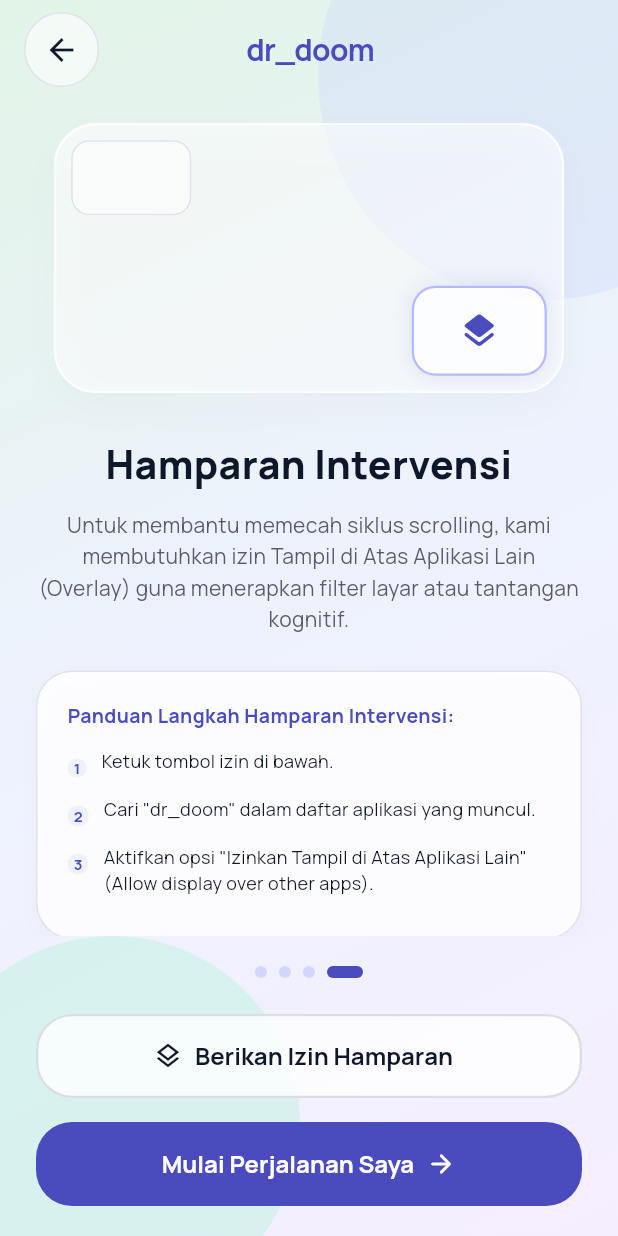
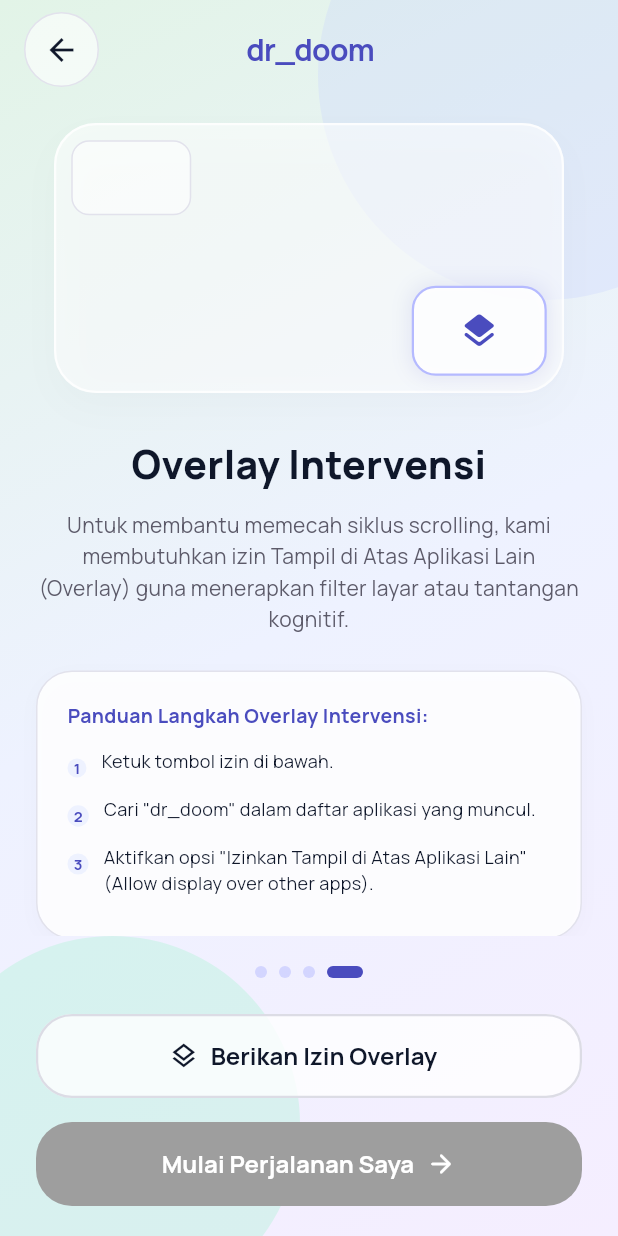
Before and after one commit to LintangNov/dr_doom, a Flutter app: the screen it shows after launch, swiped to page 4, on a phone screen of 412 x 824 dp. Run offline on Flutter 3.47's test engine with Material 3 defaults, Android fonts, the phone set to English and light mode, and no system bars; our stand-ins replace flutter_riverpod, flutter_secure_storage, freezed_annotation, go_router, google_fonts, isar_community and 1 more; accounts and stored records are empty; generated files the repository leaves out were written again.

Commit message:
fix(onboarding): remove broken ternary check and enforce actual permission verification before advancing

```diff
--- a/lib/presentation/screens/onboarding/onboarding_screen.dart
+++ b/lib/presentation/screens/onboarding/onboarding_screen.dart
@@ -98,7 +98,8 @@ class _OnboardingScreenState extends ConsumerState<OnboardingScreen> {
               children: [
                 // Top Header Section
                 Padding(
-                  padding: const EdgeInsets.symmetric(horizontal: 16.0, vertical: 8.0),
+                  padding: const EdgeInsets.symmetric(
+                      horizontal: 16.0, vertical: 8.0),
                   child: Row(
                     mainAxisAlignment: MainAxisAlignment.spaceBetween,
                     children: [
@@ -107,10 +108,12 @@ class _OnboardingScreenState extends ConsumerState<OnboardingScreen> {
                               decoration: BoxDecoration(
                                 color: Colors.white.withValues(alpha: 0.6),
                                 shape: BoxShape.circle,
-                                border: Border.all(color: const Color(0xFFE2E2EC)),
+                                border:
+                                    Border.all(color: const Color(0xFFE2E2EC)),
                               ),
                               child: IconButton(
-                                icon: const Icon(Icons.arrow_back, color: Color(0xFF0F172A)),
+                                icon: const Icon(Icons.arrow_back,
+                                    color: Color(0xFF0F172A)),
                                 onPressed: _previousPage,
                               ),
                             )
@@ -149,7 +152,8 @@ class _OnboardingScreenState extends ConsumerState<OnboardingScreen> {
 
                 // Dot Page Indicator & Footer Controls
                 Padding(
-                  padding: const EdgeInsets.symmetric(horizontal: 24.0, vertical: 20.0),
+                  padding: const EdgeInsets.symmetric(
+                      horizontal: 24.0, vertical: 20.0),
                   child: Column(
                     mainAxisSize: MainAxisSize.min,
                     children: [
@@ -166,7 +170,8 @@ class _OnboardingScreenState extends ConsumerState<OnboardingScreen> {
                             decoration: BoxDecoration(
                               color: isActive
                                   ? const Color(0xFF4A4CBE)
-                                  : const Color(0xFFB5BAFF).withValues(alpha: 0.5),
+                                  : const Color(0xFFB5BAFF)
+                                      .withValues(alpha: 0.5),
                               borderRadius: BorderRadius.circular(4),
                             ),
                           );
@@ -255,7 +260,8 @@ class _OnboardingScreenState extends ConsumerState<OnboardingScreen> {
             child: Row(
               mainAxisSize: MainAxisSize.min,
               children: [
-                const Icon(Icons.lock_outline_rounded, color: Color(0xFF10B981), size: 20),
+                const Icon(Icons.lock_outline_rounded,
+                    color: Color(0xFF10B981), size: 20),
                 const SizedBox(width: 10),
                 Flexible(
                   child: Text(
@@ -278,7 +284,8 @@ class _OnboardingScreenState extends ConsumerState<OnboardingScreen> {
   }
 
   // --- ACCESSIBILITY SCREEN (PAGE 2) ---
-  Widget _buildAccessibilityScreen(BuildContext context, TextScaler textScaler) {
+  Widget _buildAccessibilityScreen(
+      BuildContext context, TextScaler textScaler) {
     final permissionState = ref.watch(permissionStateProvider);
     final isGranted = permissionState.accessibilityGranted;
 
@@ -376,7 +383,8 @@ class _OnboardingScreenState extends ConsumerState<OnboardingScreen> {
                     height: 100,
                     decoration: BoxDecoration(
                       shape: BoxShape.circle,
-                      border: Border.all(color: const Color(0xFF4A4CBE), width: 8),
+                      border:
+                          Border.all(color: const Color(0xFF4A4CBE), width: 8),
                     ),
                   ),
                   const Positioned(
@@ -475,10 +483,12 @@ class _OnboardingScreenState extends ConsumerState<OnboardingScreen> {
                       decoration: BoxDecoration(
                         color: Colors.white.withValues(alpha: 0.9),
                         borderRadius: BorderRadius.circular(16),
-                        border: Border.all(color: const Color(0xFFB5BAFF), width: 1.5),
+                        border: Border.all(
+                            color: const Color(0xFFB5BAFF), width: 1.5),
                         boxShadow: [
                           BoxShadow(
-                            color: const Color(0xFF4A4CBE).withValues(alpha: 0.1),
+                            color:
+                                const Color(0xFF4A4CBE).withValues(alpha: 0.1),
                             blurRadius: 10,
                             spreadRadius: 2,
                           )
@@ -500,7 +510,7 @@ class _OnboardingScreenState extends ConsumerState<OnboardingScreen> {
           const SizedBox(height: 28),
 
           Text(
-            'Hamparan Intervensi',
+            'Overlay Intervensi',
             textAlign: TextAlign.center,
             style: GoogleFonts.manrope(
               fontSize: textScaler.scale(26.0),
@@ -523,7 +533,7 @@ class _OnboardingScreenState extends ConsumerState<OnboardingScreen> {
           // Step-by-Step Settings Instruction Card
           _buildInstructionCard(
             textScaler,
-            title: 'Panduan Langkah Hamparan Intervensi:',
+            title: 'Panduan Langkah Overlay Intervensi:',
             steps: [
               'Ketuk tombol izin di bawah.',
               'Cari "dr_doom" dalam daftar aplikasi yang muncul.',
@@ -550,7 +560,8 @@ class _OnboardingScreenState extends ConsumerState<OnboardingScreen> {
       decoration: BoxDecoration(
         color: Colors.white.withValues(alpha: 0.55),
         borderRadius: BorderRadius.circular(28),
-        border: Border.all(color: Colors.white.withValues(alpha: 0.8), width: 1.5),
+        border:
+            Border.all(color: Colors.white.withValues(alpha: 0.8), width: 1.5),
         boxShadow: [
           BoxShadow(
             color: Colors.black.withValues(alpha: 0.02),
@@ -564,7 +575,8 @@ class _OnboardingScreenState extends ConsumerState<OnboardingScreen> {
   }
 
   // 2. Step-by-Step Instructions Card (Usability enhancer)
-  Widget _buildInstructionCard(TextScaler textScaler, {required String title, required List<String> steps}) {
+  Widget _buildInstructionCard(TextScaler textScaler,
+      {required String title, required List<String> steps}) {
     return Container(
       width: double.infinity,
       padding: const EdgeInsets.all(20.0),
@@ -641,12 +653,14 @@ class _OnboardingScreenState extends ConsumerState<OnboardingScreen> {
       decoration: BoxDecoration(
         color: const Color(0xFFE8F7EC), // Pastel success green fill
         borderRadius: BorderRadius.circular(20),
-        border: Border.all(color: const Color(0xFFAEEFB3).withValues(alpha: 0.5)),
+        border:
+            Border.all(color: const Color(0xFFAEEFB3).withValues(alpha: 0.5)),
       ),
       child: Row(
         crossAxisAlignment: CrossAxisAlignment.start,
         children: [
-          const Icon(Icons.verified_user_rounded, color: Color(0xFF0D9488), size: 20),
+          const Icon(Icons.verified_user_rounded,
+              color: Color(0xFF0D9488), size: 20),
           const SizedBox(width: 12),
           Expanded(
             child: Text(
@@ -677,7 +691,8 @@ class _OnboardingScreenState extends ConsumerState<OnboardingScreen> {
         onPressed: _nextPage,
         style: ElevatedButton.styleFrom(
           minimumSize: const Size(double.infinity, 56),
-          shape: RoundedRectangleBorder(borderRadius: BorderRadius.circular(24)),
+          shape:
+              RoundedRectangleBorder(borderRadius: BorderRadius.circular(24)),
         ),
         child: const Row(
           mainAxisAlignment: MainAxisAlignment.center,
@@ -690,29 +705,40 @@ class _OnboardingScreenState extends ConsumerState<OnboardingScreen> {
       );
     } else if (_currentPage == 1) {
       // Screen 2: Accessibility
-      return ElevatedButton.styleFrom(
-        minimumSize: const Size(double.infinity, 56),
-      ).backgroundColor != null // Simple trigger
-          ? Container()
-          : AnimatedContainer(
+      return AnimatedContainer(
         duration: const Duration(milliseconds: 300),
         width: double.infinity,
         height: 56,
         child: ElevatedButton.icon(
           onPressed: () {
-                  ref.read(permissionStateProvider.notifier).grantAccessibility();
-                  Future.delayed(const Duration(milliseconds: 600), _nextPage);
+            if (isAccessibility) {
+              _nextPage();
+            } else {
+              ref.read(permissionStateProvider.notifier).requestAccessibility();
+            }
           },
           style: ElevatedButton.styleFrom(
-                  backgroundColor: isAccessibility ? const Color(0xFFE8F7EC) : const Color(0xFF4A4CBE),
-                  foregroundColor: isAccessibility ? const Color(0xFF0D9488) : Colors.white,
-                  side: isAccessibility ? const BorderSide(color: Color(0xFF10B981), width: 1.5) : null,
-                  shape: RoundedRectangleBorder(borderRadius: BorderRadius.circular(24)),
+            backgroundColor: isAccessibility
+                ? const Color(0xFFE8F7EC)
+                : const Color(0xFF4A4CBE),
+            foregroundColor:
+                isAccessibility ? const Color(0xFF0D9488) : Colors.white,
+            side: isAccessibility
+                ? const BorderSide(color: Color(0xFF10B981), width: 1.5)
+                : null,
+            shape: RoundedRectangleBorder(
+                borderRadius: BorderRadius.circular(24)),
             elevation: 0,
           ),
-                icon: Icon(isAccessibility ? Icons.check_circle_rounded : Icons.lock_outline_rounded, size: 20),
+          icon: Icon(
+              isAccessibility
+                  ? Icons.check_circle_rounded
+                  : Icons.lock_outline_rounded,
+              size: 20),
           label: Text(
-                  isAccessibility ? 'Izin Aksesibilitas Diberikan ✔' : 'Berikan Izin Aksesibilitas',
+            isAccessibility
+                ? 'Izin Aksesibilitas Diberikan (Ketuk untuk Lanjut) ✔'
+                : 'Berikan Izin Aksesibilitas',
           ),
         ),
       );
@@ -724,19 +750,30 @@ class _OnboardingScreenState extends ConsumerState<OnboardingScreen> {
         height: 56,
         child: ElevatedButton.icon(
           onPressed: () {
-            ref.read(permissionStateProvider.notifier).grantUsageStats();
-            Future.delayed(const Duration(milliseconds: 600), _nextPage);
+            if (isUsage) {
+              _nextPage();
+            } else {
+              ref.read(permissionStateProvider.notifier).requestUsageStats();
+            }
           },
           style: ElevatedButton.styleFrom(
-            backgroundColor: isUsage ? const Color(0xFFE8F7EC) : const Color(0xFF4A4CBE),
+            backgroundColor:
+                isUsage ? const Color(0xFFE8F7EC) : const Color(0xFF4A4CBE),
             foregroundColor: isUsage ? const Color(0xFF0D9488) : Colors.white,
-            side: isUsage ? const BorderSide(color: Color(0xFF10B981), width: 1.5) : null,
-            shape: RoundedRectangleBorder(borderRadius: BorderRadius.circular(24)),
+            side: isUsage
+                ? const BorderSide(color: Color(0xFF10B981), width: 1.5)
+                : null,
+            shape:
+                RoundedRectangleBorder(borderRadius: BorderRadius.circular(24)),
             elevation: 0,
           ),
-          icon: Icon(isUsage ? Icons.check_circle_rounded : Icons.lock_outline_rounded, size: 20),
+          icon: Icon(
+              isUsage ? Icons.check_circle_rounded : Icons.lock_outline_rounded,
+              size: 20),
           label: Text(
-            isUsage ? 'Akses Penggunaan Diberikan ✔' : 'Berikan Akses Penggunaan',
+            isUsage
+                ? 'Akses Penggunaan Diberikan (Ketuk untuk Lanjut) ✔'
+                : 'Berikan Akses Penggunaan',
           ),
         ),
       );
@@ -752,21 +789,36 @@ class _OnboardingScreenState extends ConsumerState<OnboardingScreen> {
             height: 56,
             child: OutlinedButton.icon(
               onPressed: () {
-                ref.read(permissionStateProvider.notifier).grantOverlay();
+                if (!isOverlay) {
+                  ref.read(permissionStateProvider.notifier).requestOverlay();
+                }
               },
               style: OutlinedButton.styleFrom(
-                backgroundColor: isOverlay ? const Color(0xFFE8F7EC) : Colors.white.withValues(alpha: 0.8),
-                foregroundColor: isOverlay ? const Color(0xFF0D9488) : const Color(0xFF0F172A),
+                backgroundColor: isOverlay
+                    ? const Color(0xFFE8F7EC)
+                    : Colors.white.withValues(alpha: 0.8),
+                foregroundColor: isOverlay
+                    ? const Color(0xFF0D9488)
+                    : const Color(0xFF0F172A),
                 side: BorderSide(
-                  color: isOverlay ? const Color(0xFF10B981) : const Color(0xFFDCDCE5),
+                  color: isOverlay
+                      ? const Color(0xFF10B981)
+                      : const Color(0xFFDCDCE5),
                   width: 1.5,
                 ),
-                shape: RoundedRectangleBorder(borderRadius: BorderRadius.circular(24)),
+                shape: RoundedRectangleBorder(
+                    borderRadius: BorderRadius.circular(24)),
                 elevation: 0,
               ),
-              icon: Icon(isOverlay ? Icons.check_circle_rounded : Icons.layers_outlined, size: 20),
+              icon: Icon(
+                  isOverlay
+                      ? Icons.check_circle_rounded
+                      : Icons.layers_outlined,
+                  size: 20),
               label: Text(
-                isOverlay ? 'Izin Hamparan Diberikan ✔' : 'Berikan Izin Hamparan',
+                isOverlay
+                    ? 'Izin Overlay Diberikan ✔'
+                    : 'Berikan Izin Overlay',
               ),
             ),
           ),
@@ -775,27 +827,48 @@ class _OnboardingScreenState extends ConsumerState<OnboardingScreen> {
           // Action button 2: Primary routing Finish
           ElevatedButton(
             onPressed: () async {
+              if (!isOverlay) {
+                // Request overlay first to prevent fake onboarding completion
+                await ref.read(permissionStateProvider.notifier).requestOverlay();
+                return;
+              }
               try {
                 final isar = ref.read(isarProvider);
-                final profile = await isar.userProfiles.get(1);
-                if (profile != null) {
+                final profile = await isar.userProfiles.get(1) ??
+                    UserProfile(
+                      id: 1,
+                      totalXp: 0,
+                      currentLevel: 1,
+                      currentStreak: 0,
+                      longestStreak: 0,
+                      lastActiveDate: DateTime.now(),
+                      unlockedBadgeIds: [],
+                      highRiskApps: [],
+                      isOnboardingCompleted: false,
+                      showPenaltyWarning: false,
+                      doomscrollingThresholdMinutes: 20,
+                      isMonitoringEnabled: true,
+                    );
+
                 profile.isOnboardingCompleted = true;
                 await isar.writeTxn(() async {
                   await isar.userProfiles.put(profile);
                 });
-                }
+
               } catch (e) {
-                debugPrint('DR_DOOM_ERROR: Failed to save onboarding completed status: $e');
+                debugPrint(
+                    'DR_DOOM_ERROR: Failed to save onboarding completed status: $e');
               }
               if (context.mounted) {
                 context.go('/dashboard');
               }
             },
             style: ElevatedButton.styleFrom(
-              backgroundColor: const Color(0xFF4A4CBE),
+              backgroundColor: isOverlay ? const Color(0xFF4A4CBE) : Colors.grey,
               foregroundColor: Colors.white,
               minimumSize: const Size(double.infinity, 56),
-              shape: RoundedRectangleBorder(borderRadius: BorderRadius.circular(24)),
+              shape: RoundedRectangleBorder(
+                  borderRadius: BorderRadius.circular(24)),
               elevation: 0,
             ),
             child: const Row(
```
Lines whose indentation alone changed are shown as unchanged.
